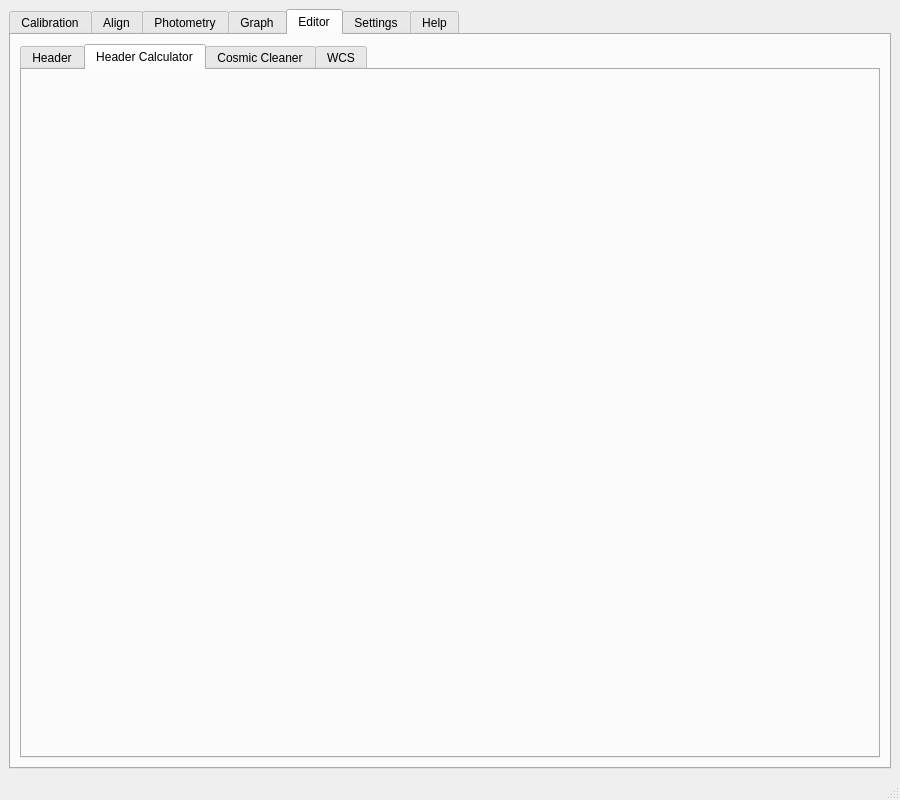
This is gui/myraf.ui in myrafproject/myrafproject as Qt 5 draws it before an edit. The edited form follows.
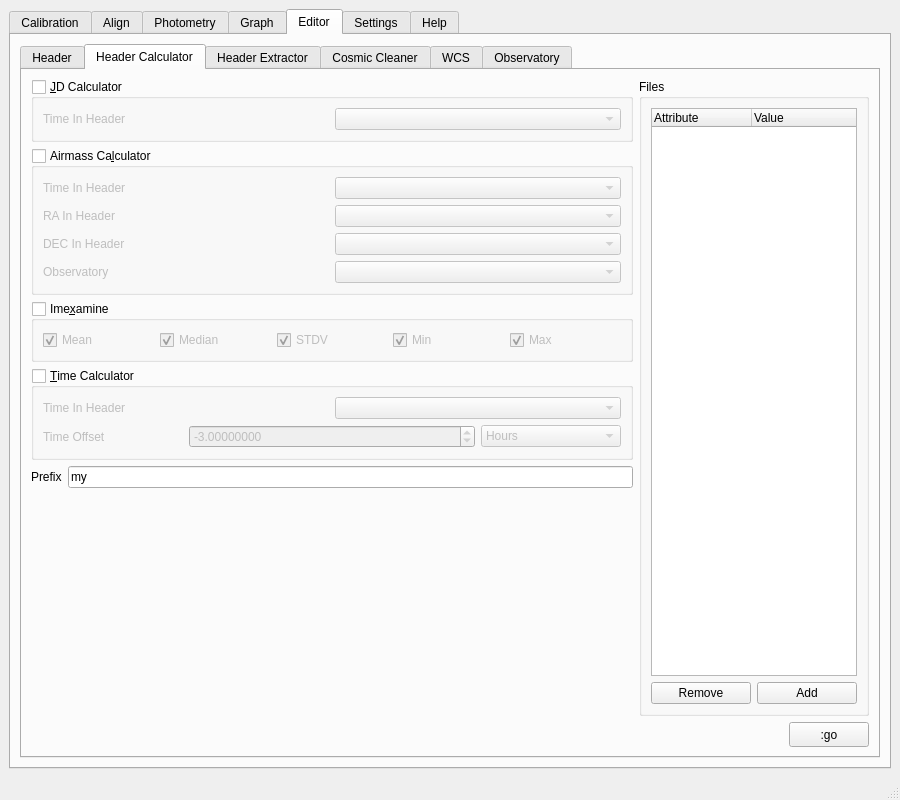
This is the edited form. The open tabs and pages were chosen to show the change. Custom widgets are drawn as their Qt base class.

What changed in the file:
```diff
--- a/gui/myraf.ui
+++ b/gui/myraf.ui
@@ -807,6 +807,489 @@
            <attribute name="title">
             <string>Header Calculator</string>
            </attribute>
+           <layout class="QGridLayout" name="gridLayout_53">
+            <item row="0" column="0" colspan="2">
+             <widget class="QGroupBox" name="hcalc_jd">
+              <property name="maximumSize">
+               <size>
+                <width>16777215</width>
+                <height>76</height>
+               </size>
+              </property>
+              <property name="title">
+               <string>&amp;JD Calculator</string>
+              </property>
+              <property name="checkable">
+               <bool>true</bool>
+              </property>
+              <property name="checked">
+               <bool>false</bool>
+              </property>
+              <layout class="QGridLayout" name="gridLayout_77">
+               <item row="0" column="0">
+                <widget class="QLabel" name="label_51">
+                 <property name="text">
+                  <string>Time In Header</string>
+                 </property>
+                </widget>
+               </item>
+               <item row="0" column="1">
+                <widget class="QComboBox" name="hcalc_jd_time"/>
+               </item>
+              </layout>
+             </widget>
+            </item>
+            <item row="0" column="2" rowspan="6">
+             <widget class="QGroupBox" name="groupBox_16">
+              <property name="minimumSize">
+               <size>
+                <width>230</width>
+                <height>0</height>
+               </size>
+              </property>
+              <property name="maximumSize">
+               <size>
+                <width>230</width>
+                <height>16777215</height>
+               </size>
+              </property>
+              <property name="title">
+               <string>Files</string>
+              </property>
+              <layout class="QGridLayout" name="gridLayout_41">
+               <item row="0" column="0" colspan="2">
+                <widget class="QTreeWidget" name="hcalc_list">
+                 <property name="selectionMode">
+                  <enum>QAbstractItemView::ExtendedSelection</enum>
+                 </property>
+                 <column>
+                  <property name="text">
+                   <string>Attribute</string>
+                  </property>
+                 </column>
+                 <column>
+                  <property name="text">
+                   <string>Value</string>
+                  </property>
+                 </column>
+                </widget>
+               </item>
+               <item row="1" column="0">
+                <widget class="QPushButton" name="hcalc_remove">
+                 <property name="text">
+                  <string>Remove</string>
+                 </property>
+                </widget>
+               </item>
+               <item row="1" column="1">
+                <widget class="QPushButton" name="hcalc_add">
+                 <property name="text">
+                  <string>Add</string>
+                 </property>
+                </widget>
+               </item>
+              </layout>
+             </widget>
+            </item>
+            <item row="1" column="0" colspan="2">
+             <widget class="QGroupBox" name="hcalc_airmass">
+              <property name="maximumSize">
+               <size>
+                <width>16777215</width>
+                <height>190</height>
+               </size>
+              </property>
+              <property name="title">
+               <string>Airmass Ca&amp;lculator</string>
+              </property>
+              <property name="checkable">
+               <bool>true</bool>
+              </property>
+              <property name="checked">
+               <bool>false</bool>
+              </property>
+              <layout class="QGridLayout" name="gridLayout_79">
+               <item row="0" column="0">
+                <widget class="QLabel" name="label_62">
+                 <property name="text">
+                  <string>Time In Header</string>
+                 </property>
+                </widget>
+               </item>
+               <item row="0" column="1">
+                <widget class="QComboBox" name="hcalc_airmass_time"/>
+               </item>
+               <item row="1" column="0">
+                <widget class="QLabel" name="label_54">
+                 <property name="text">
+                  <string>RA In Header</string>
+                 </property>
+                </widget>
+               </item>
+               <item row="1" column="1">
+                <widget class="QComboBox" name="hcalc_airmass_ra"/>
+               </item>
+               <item row="2" column="0">
+                <widget class="QLabel" name="label_55">
+                 <property name="text">
+                  <string>DEC In Header</string>
+                 </property>
+                </widget>
+               </item>
+               <item row="2" column="1">
+                <widget class="QComboBox" name="hcalc_airmass_dec"/>
+               </item>
+               <item row="3" column="0">
+                <widget class="QLabel" name="label_63">
+                 <property name="text">
+                  <string>Observatory</string>
+                 </property>
+                </widget>
+               </item>
+               <item row="3" column="1">
+                <widget class="QComboBox" name="hcalc_airmass_observatory"/>
+               </item>
+              </layout>
+             </widget>
+            </item>
+            <item row="2" column="0" colspan="2">
+             <widget class="QGroupBox" name="hcalc_imexamine">
+              <property name="maximumSize">
+               <size>
+                <width>16777215</width>
+                <height>66</height>
+               </size>
+              </property>
+              <property name="title">
+               <string>Ime&amp;xamine</string>
+              </property>
+              <property name="checkable">
+               <bool>true</bool>
+              </property>
+              <property name="checked">
+               <bool>false</bool>
+              </property>
+              <layout class="QGridLayout" name="gridLayout_52">
+               <item row="0" column="0">
+                <widget class="QCheckBox" name="hcalc_imexamine_mean_2">
+                 <property name="text">
+                  <string>Mean</string>
+                 </property>
+                 <property name="checked">
+                  <bool>true</bool>
+                 </property>
+                </widget>
+               </item>
+               <item row="0" column="1">
+                <widget class="QCheckBox" name="hcalc_imexamine_median_2">
+                 <property name="text">
+                  <string>Median</string>
+                 </property>
+                 <property name="checked">
+                  <bool>true</bool>
+                 </property>
+                </widget>
+               </item>
+               <item row="0" column="2">
+                <widget class="QCheckBox" name="hcalc_imexamine_stdv_2">
+                 <property name="text">
+                  <string>STDV</string>
+                 </property>
+                 <property name="checked">
+                  <bool>true</bool>
+                 </property>
+                </widget>
+               </item>
+               <item row="0" column="3">
+                <widget class="QCheckBox" name="hcalc_imexamine_min_2">
+                 <property name="text">
+                  <string>Min</string>
+                 </property>
+                 <property name="checked">
+                  <bool>true</bool>
+                 </property>
+                </widget>
+               </item>
+               <item row="0" column="4">
+                <widget class="QCheckBox" name="hcalc_imexamine_max_2">
+                 <property name="text">
+                  <string>Max</string>
+                 </property>
+                 <property name="checked">
+                  <bool>true</bool>
+                 </property>
+                </widget>
+               </item>
+              </layout>
+             </widget>
+            </item>
+            <item row="3" column="0" colspan="2">
+             <widget class="QGroupBox" name="hcalc_time">
+              <property name="maximumSize">
+               <size>
+                <width>16777215</width>
+                <height>114</height>
+               </size>
+              </property>
+              <property name="title">
+               <string>&amp;Time Calculator</string>
+              </property>
+              <property name="checkable">
+               <bool>true</bool>
+              </property>
+              <property name="checked">
+               <bool>false</bool>
+              </property>
+              <layout class="QGridLayout" name="gridLayout_59">
+               <item row="0" column="0" colspan="2">
+                <widget class="QLabel" name="label_61">
+                 <property name="text">
+                  <string>Time In Header</string>
+                 </property>
+                </widget>
+               </item>
+               <item row="0" column="2" colspan="2">
+                <widget class="QComboBox" name="hcalc_time_time"/>
+               </item>
+               <item row="1" column="0">
+                <widget class="QLabel" name="label_27">
+                 <property name="text">
+                  <string>Time Offset</string>
+                 </property>
+                </widget>
+               </item>
+               <item row="1" column="1" colspan="2">
+                <widget class="QDoubleSpinBox" name="hcalc_time_value">
+                 <property name="decimals">
+                  <number>8</number>
+                 </property>
+                 <property name="minimum">
+                  <double>-31536000.000000000000000</double>
+                 </property>
+                 <property name="maximum">
+                  <double>31536000.000000000000000</double>
+                 </property>
+                 <property name="singleStep">
+                  <double>0.001000000000000</double>
+                 </property>
+                 <property name="value">
+                  <double>-3.000000000000000</double>
+                 </property>
+                </widget>
+               </item>
+               <item row="1" column="3">
+                <widget class="QComboBox" name="hcalc_time_valueType">
+                 <item>
+                  <property name="text">
+                   <string>Hours</string>
+                  </property>
+                 </item>
+                 <item>
+                  <property name="text">
+                   <string>Minutes</string>
+                  </property>
+                 </item>
+                 <item>
+                  <property name="text">
+                   <string>Seconds</string>
+                  </property>
+                 </item>
+                </widget>
+               </item>
+              </layout>
+             </widget>
+            </item>
+            <item row="4" column="0">
+             <widget class="QLabel" name="label_50">
+              <property name="text">
+               <string>Prefix</string>
+              </property>
+             </widget>
+            </item>
+            <item row="4" column="1">
+             <widget class="QLineEdit" name="hcalc_prefix">
+              <property name="text">
+               <string>my</string>
+              </property>
+              <property name="maxLength">
+               <number>2</number>
+              </property>
+             </widget>
+            </item>
+            <item row="5" column="1">
+             <spacer name="verticalSpacer_4">
+              <property name="orientation">
+               <enum>Qt::Vertical</enum>
+              </property>
+              <property name="sizeHint" stdset="0">
+               <size>
+                <width>20</width>
+                <height>151</height>
+               </size>
+              </property>
+             </spacer>
+            </item>
+            <item row="6" column="0" colspan="3">
+             <layout class="QGridLayout" name="gridLayout_46">
+              <item row="0" column="0">
+               <spacer name="horizontalSpacer_15">
+                <property name="orientation">
+                 <enum>Qt::Horizontal</enum>
+                </property>
+                <property name="sizeHint" stdset="0">
+                 <size>
+                  <width>378</width>
+                  <height>20</height>
+                 </size>
+                </property>
+               </spacer>
+              </item>
+              <item row="0" column="1">
+               <widget class="QPushButton" name="hcalc_go">
+                <property name="minimumSize">
+                 <size>
+                  <width>80</width>
+                  <height>25</height>
+                 </size>
+                </property>
+                <property name="maximumSize">
+                 <size>
+                  <width>80</width>
+                  <height>25</height>
+                 </size>
+                </property>
+                <property name="text">
+                 <string>:go</string>
+                </property>
+               </widget>
+              </item>
+             </layout>
+            </item>
+           </layout>
+          </widget>
+          <widget class="QWidget" name="tab_23">
+           <attribute name="title">
+            <string>Header Extractor</string>
+           </attribute>
+           <layout class="QGridLayout" name="gridLayout_50">
+            <item row="0" column="0">
+             <widget class="QGroupBox" name="groupBox_18">
+              <property name="title">
+               <string>Header</string>
+              </property>
+              <layout class="QGridLayout" name="gridLayout_48">
+               <item row="0" column="0">
+                <widget class="QTableWidget" name="hext_header_table">
+                 <property name="selectionMode">
+                  <enum>QAbstractItemView::ExtendedSelection</enum>
+                 </property>
+                 <property name="selectionBehavior">
+                  <enum>QAbstractItemView::SelectRows</enum>
+                 </property>
+                 <column>
+                  <property name="text">
+                   <string>Field</string>
+                  </property>
+                 </column>
+                 <column>
+                  <property name="text">
+                   <string>Value</string>
+                  </property>
+                 </column>
+                </widget>
+               </item>
+              </layout>
+             </widget>
+            </item>
+            <item row="0" column="1">
+             <widget class="QGroupBox" name="groupBox_17">
+              <property name="minimumSize">
+               <size>
+                <width>230</width>
+                <height>0</height>
+               </size>
+              </property>
+              <property name="maximumSize">
+               <size>
+                <width>230</width>
+                <height>16777215</height>
+               </size>
+              </property>
+              <property name="title">
+               <string>Files</string>
+              </property>
+              <layout class="QGridLayout" name="gridLayout_47">
+               <item row="0" column="0" colspan="2">
+                <widget class="QTreeWidget" name="hext_list">
+                 <property name="selectionMode">
+                  <enum>QAbstractItemView::ExtendedSelection</enum>
+                 </property>
+                 <column>
+                  <property name="text">
+                   <string>Attribute</string>
+                  </property>
+                 </column>
+                 <column>
+                  <property name="text">
+                   <string>Value</string>
+                  </property>
+                 </column>
+                </widget>
+               </item>
+               <item row="1" column="0">
+                <widget class="QPushButton" name="hext_remove">
+                 <property name="text">
+                  <string>Remove</string>
+                 </property>
+                </widget>
+               </item>
+               <item row="1" column="1">
+                <widget class="QPushButton" name="hext_add">
+                 <property name="text">
+                  <string>Add</string>
+                 </property>
+                </widget>
+               </item>
+              </layout>
+             </widget>
+            </item>
+            <item row="1" column="0" colspan="2">
+             <layout class="QGridLayout" name="gridLayout_49">
+              <item row="0" column="0">
+               <spacer name="horizontalSpacer_14">
+                <property name="orientation">
+                 <enum>Qt::Horizontal</enum>
+                </property>
+                <property name="sizeHint" stdset="0">
+                 <size>
+                  <width>728</width>
+                  <height>20</height>
+                 </size>
+                </property>
+               </spacer>
+              </item>
+              <item row="0" column="1">
+               <widget class="QPushButton" name="hext_go">
+                <property name="minimumSize">
+                 <size>
+                  <width>80</width>
+                  <height>25</height>
+                 </size>
+                </property>
+                <property name="maximumSize">
+                 <size>
+                  <width>80</width>
+                  <height>25</height>
+                 </size>
+                </property>
+                <property name="text">
+                 <string>:go</string>
+                </property>
+               </widget>
+              </item>
+             </layout>
+            </item>
+           </layout>
           </widget>
           <widget class="QWidget" name="tab_16">
            <attribute name="title">
@@ -909,6 +1392,200 @@
             <string>WCS</string>
            </attribute>
           </widget>
+          <widget class="QWidget" name="tab_25">
+           <attribute name="title">
+            <string>Observatory</string>
+           </attribute>
+           <layout class="QGridLayout" name="gridLayout_55">
+            <item row="0" column="1">
+             <widget class="QGroupBox" name="groupBox_20">
+              <property name="minimumSize">
+               <size>
+                <width>170</width>
+                <height>0</height>
+               </size>
+              </property>
+              <property name="maximumSize">
+               <size>
+                <width>170</width>
+                <height>16777215</height>
+               </size>
+              </property>
+              <property name="title">
+               <string>Observatory List</string>
+              </property>
+              <layout class="QGridLayout" name="gridLayout_54">
+               <item row="0" column="0">
+                <widget class="QListWidget" name="observatory_list">
+                 <property name="minimumSize">
+                  <size>
+                   <width>150</width>
+                   <height>0</height>
+                  </size>
+                 </property>
+                 <property name="maximumSize">
+                  <size>
+                   <width>150</width>
+                   <height>16777215</height>
+                  </size>
+                 </property>
+                 <property name="selectionMode">
+                  <enum>QAbstractItemView::ExtendedSelection</enum>
+                 </property>
+                </widget>
+               </item>
+               <item row="1" column="0">
+                <widget class="QPushButton" name="observatory_reload">
+                 <property name="text">
+                  <string>Reload</string>
+                 </property>
+                </widget>
+               </item>
+              </layout>
+             </widget>
+            </item>
+            <item row="0" column="0">
+             <widget class="QGroupBox" name="groupBox_19">
+              <property name="title">
+               <string>Properties</string>
+              </property>
+              <layout class="QGridLayout" name="gridLayout_51">
+               <item row="0" column="0">
+                <widget class="QLabel" name="label_28">
+                 <property name="text">
+                  <string>Observatory</string>
+                 </property>
+                </widget>
+               </item>
+               <item row="0" column="1" colspan="3">
+                <widget class="QLineEdit" name="observatory_abbreviation"/>
+               </item>
+               <item row="1" column="0">
+                <widget class="QLabel" name="label_29">
+                 <property name="text">
+                  <string>Name</string>
+                 </property>
+                </widget>
+               </item>
+               <item row="1" column="1" colspan="3">
+                <widget class="QLineEdit" name="observatory_name"/>
+               </item>
+               <item row="2" column="0">
+                <widget class="QLabel" name="label_30">
+                 <property name="text">
+                  <string>Longitude</string>
+                 </property>
+                </widget>
+               </item>
+               <item row="2" column="1" colspan="3">
+                <widget class="QLineEdit" name="observatory_longitude"/>
+               </item>
+               <item row="3" column="0">
+                <widget class="QLabel" name="label_31">
+                 <property name="text">
+                  <string>Latitude</string>
+                 </property>
+                </widget>
+               </item>
+               <item row="3" column="1" colspan="3">
+                <widget class="QLineEdit" name="observatory_latitude"/>
+               </item>
+               <item row="4" column="0">
+                <widget class="QLabel" name="label_32">
+                 <property name="text">
+                  <string>Altitude</string>
+                 </property>
+                </widget>
+               </item>
+               <item row="4" column="1" colspan="3">
+                <widget class="QLineEdit" name="observatory_altitude"/>
+               </item>
+               <item row="5" column="0">
+                <widget class="QLabel" name="label_33">
+                 <property name="text">
+                  <string>Time Zone</string>
+                 </property>
+                </widget>
+               </item>
+               <item row="6" column="0">
+                <widget class="QLabel" name="label_34">
+                 <property name="text">
+                  <string>Commendation</string>
+                 </property>
+                </widget>
+               </item>
+               <item row="7" column="0" colspan="4">
+                <widget class="QPlainTextEdit" name="observatory_commend"/>
+               </item>
+               <item row="8" column="0" colspan="2">
+                <spacer name="horizontalSpacer_16">
+                 <property name="orientation">
+                  <enum>Qt::Horizontal</enum>
+                 </property>
+                 <property name="sizeHint" stdset="0">
+                  <size>
+                   <width>377</width>
+                   <height>20</height>
+                  </size>
+                 </property>
+                </spacer>
+               </item>
+               <item row="8" column="2">
+                <widget class="QPushButton" name="observatory_remove">
+                 <property name="minimumSize">
+                  <size>
+                   <width>72</width>
+                   <height>0</height>
+                  </size>
+                 </property>
+                 <property name="maximumSize">
+                  <size>
+                   <width>72</width>
+                   <height>16777215</height>
+                  </size>
+                 </property>
+                 <property name="text">
+                  <string>Remove</string>
+                 </property>
+                </widget>
+               </item>
+               <item row="8" column="3">
+                <widget class="QPushButton" name="observatory_add">
+                 <property name="minimumSize">
+                  <size>
+                   <width>72</width>
+                   <height>0</height>
+                  </size>
+                 </property>
+                 <property name="maximumSize">
+                  <size>
+                   <width>72</width>
+                   <height>16777215</height>
+                  </size>
+                 </property>
+                 <property name="text">
+                  <string>Add</string>
+                 </property>
+                </widget>
+               </item>
+               <item row="5" column="1" colspan="3">
+                <widget class="QDoubleSpinBox" name="doubleSpinBox">
+                 <property name="minimum">
+                  <double>-24.000000000000000</double>
+                 </property>
+                 <property name="maximum">
+                  <double>24.000000000000000</double>
+                 </property>
+                 <property name="singleStep">
+                  <double>0.500000000000000</double>
+                 </property>
+                </widget>
+               </item>
+              </layout>
+             </widget>
+            </item>
+           </layout>
+          </widget>
          </widget>
         </item>
        </layout>
```
